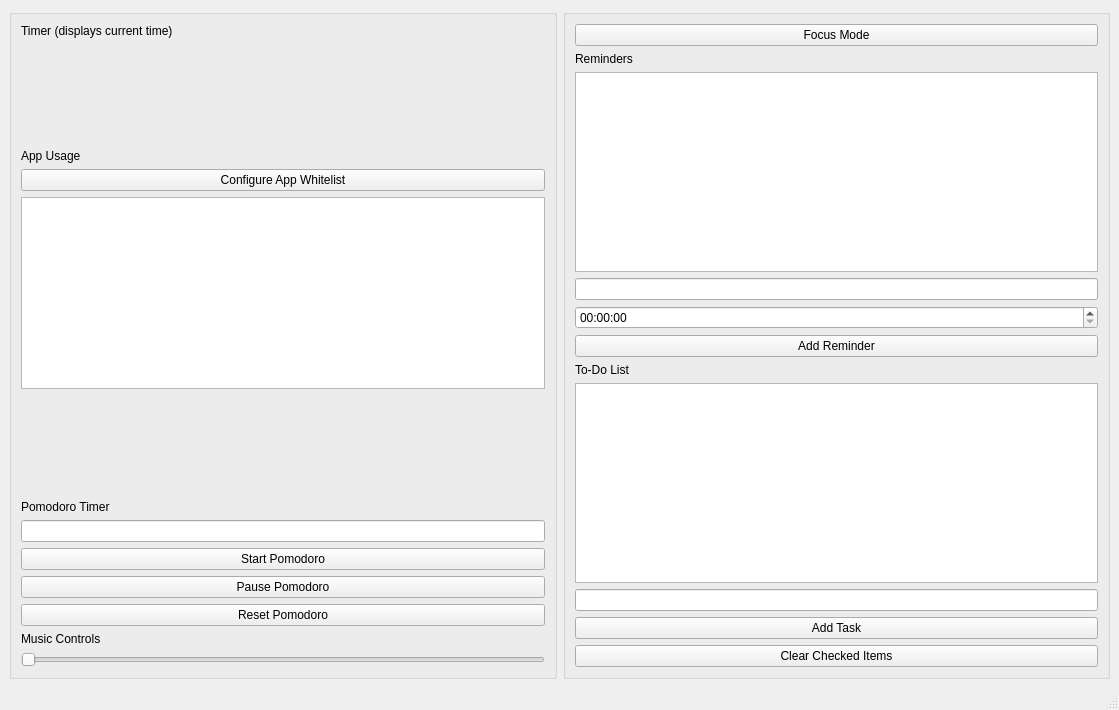
Before: the Qt Designer form ui/main.ui in Tayzn/HenHacks25, drawn with Qt 5.
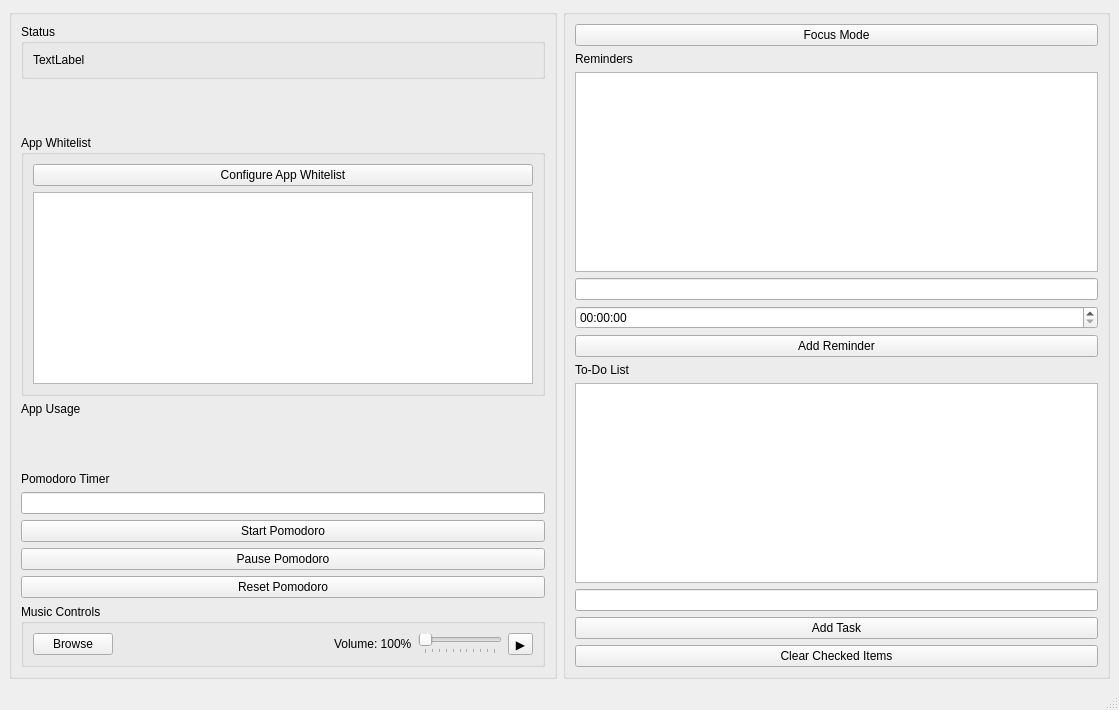
After: the same form once the commit is applied.

Commit message: Add radio browser. Fix UI

```diff
--- a/ui/main.ui
+++ b/ui/main.ui
@@ -16,25 +16,25 @@
   <widget class="QWidget" name="centralwidget">
    <layout class="QHBoxLayout" name="horizontalLayout_10">
     <item>
-     <layout class="QHBoxLayout" name="horizontalLayout_7">
-      <item>
-       <layout class="QHBoxLayout" name="horizontalLayout_8">
-        <item>
-         <layout class="QVBoxLayout" name="verticalLayout">
-          <item>
-           <layout class="QHBoxLayout" name="horizontalLayout_11"/>
-          </item>
-          <item>
-           <widget class="QGroupBox" name="groupBox_2">
+     <widget class="QGroupBox" name="leftGroup">
             <property name="title">
              <string/>
             </property>
             <layout class="QVBoxLayout" name="verticalLayout_5">
              <item>
-              <widget class="QLabel" name="timeLabel">
+        <widget class="QGroupBox" name="statusGroup">
+         <property name="title">
+          <string>Status</string>
+         </property>
+         <layout class="QVBoxLayout" name="verticalLayout">
+          <item>
+           <widget class="QLabel" name="label_6">
                <property name="text">
-                <string>Timer (displays current time)</string>
-               </property>
+             <string>TextLabel</string>
+            </property>
+           </widget>
+          </item>
+         </layout>
               </widget>
              </item>
              <item>
@@ -51,12 +51,11 @@
               </spacer>
              </item>
              <item>
-              <widget class="QLabel" name="label">
-               <property name="text">
-                <string>App Usage</string>
-               </property>
-              </widget>
-             </item>
+        <widget class="QGroupBox" name="appsGroup">
+         <property name="title">
+          <string>App Whitelist</string>
+         </property>
+         <layout class="QVBoxLayout" name="verticalLayout_2">
              <item>
               <widget class="QPushButton" name="appWhitelistButton">
                <property name="text">
@@ -71,6 +70,16 @@
                </property>
               </widget>
              </item>
+         </layout>
+        </widget>
+       </item>
+       <item>
+        <widget class="QLabel" name="label">
+         <property name="text">
+          <string>App Usage</string>
+         </property>
+        </widget>
+       </item>
              <item>
               <spacer name="verticalSpacer">
                <property name="orientation">
@@ -123,25 +132,76 @@
               </widget>
              </item>
              <item>
-              <widget class="QLabel" name="label_3">
-               <property name="text">
+        <widget class="QGroupBox" name="musicGroup">
+         <property name="title">
                 <string>Music Controls</string>
                </property>
+         <layout class="QHBoxLayout" name="horizontalLayout_3">
+          <item>
+           <widget class="QPushButton" name="musicBrowseRadioBtn">
+            <property name="text">
+             <string>Browse</string>
+            </property>
               </widget>
              </item>
              <item>
-              <widget class="QSlider" name="volumeControl">
+           <widget class="QLabel" name="musicLabel">
+            <property name="text">
+             <string/>
+            </property>
+           </widget>
+          </item>
+          <item>
+           <spacer name="horizontalSpacer">
                <property name="orientation">
                 <enum>Qt::Horizontal</enum>
                </property>
-              </widget>
-             </item>
-            </layout>
+            <property name="sizeHint" stdset="0">
+             <size>
+              <width>40</width>
+              <height>20</height>
+             </size>
+            </property>
+           </spacer>
+          </item>
+          <item>
+           <widget class="QLabel" name="musicVolumeLabel">
+            <property name="text">
+             <string>Volume: 100%</string>
+            </property>
+           </widget>
+          </item>
+          <item>
+           <widget class="QSlider" name="musicVolumeSlider">
+            <property name="sizePolicy">
+             <sizepolicy hsizetype="Minimum" vsizetype="Fixed">
+              <horstretch>0</horstretch>
+              <verstretch>0</verstretch>
+             </sizepolicy>
+            </property>
+            <property name="maximum">
+             <number>100</number>
+            </property>
+            <property name="orientation">
+             <enum>Qt::Horizontal</enum>
+            </property>
+            <property name="tickPosition">
+             <enum>QSlider::TicksBelow</enum>
+            </property>
            </widget>
           </item>
+          <item>
+           <widget class="QToolButton" name="musicPlayPauseBtn">
+            <property name="text">
+             <string>▶️</string>
+            </property>
+           </widget>
+          </item>
          </layout>
-        </item>
-       </layout>
+        </widget>
+       </item>
+      </layout>
+     </widget>
       </item>
       <item>
        <widget class="QGroupBox" name="groupBox">
@@ -209,11 +269,6 @@
         </layout>
        </widget>
       </item>
-      <item>
-       <layout class="QHBoxLayout" name="horizontalLayout_12"/>
-      </item>
-     </layout>
-    </item>
    </layout>
   </widget>
   <widget class="QMenuBar" name="menubar">
```
Left out of the diff: 6 changed lines with no effect on the pictures. Lines whose indentation alone changed are shown as unchanged. The commit also changes 4 other files.
